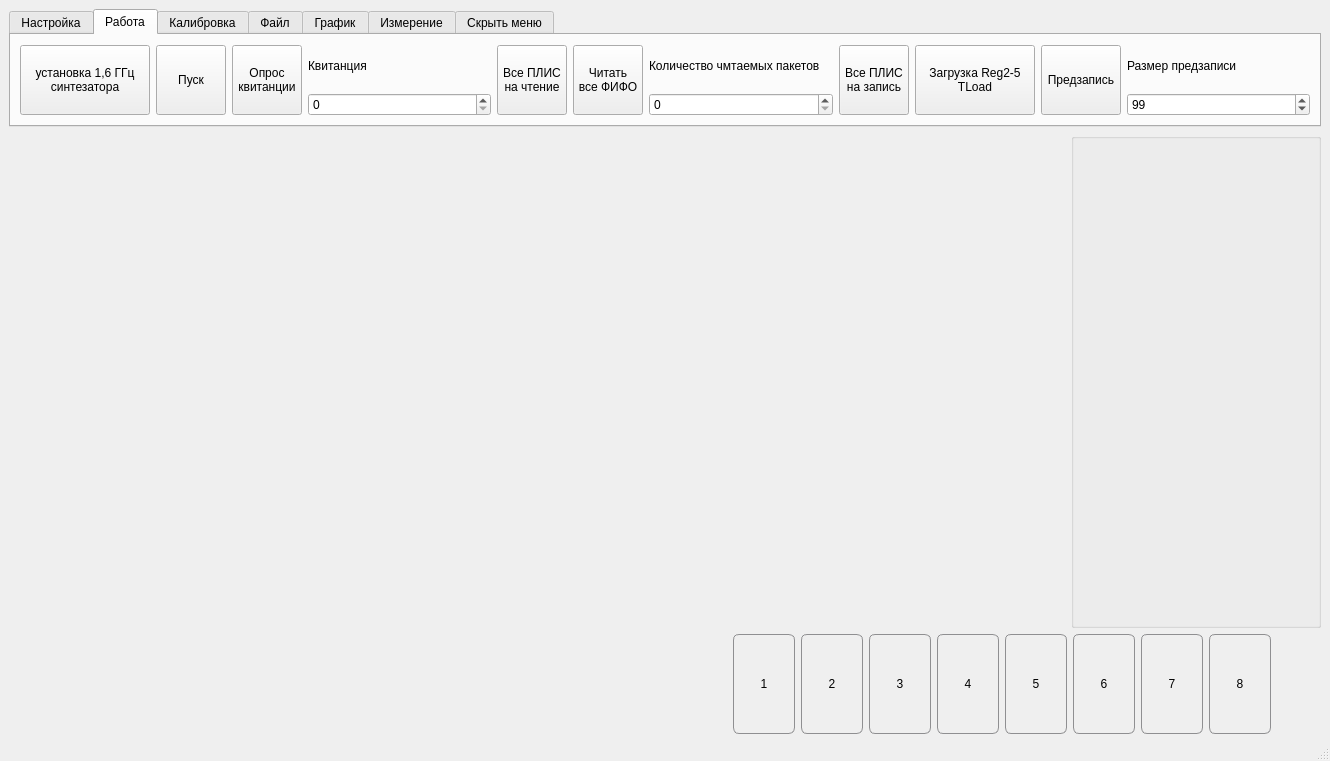
Old version of the form Qt/mainwindow.ui in the repository Ore111ek/Signal-registration-complex.
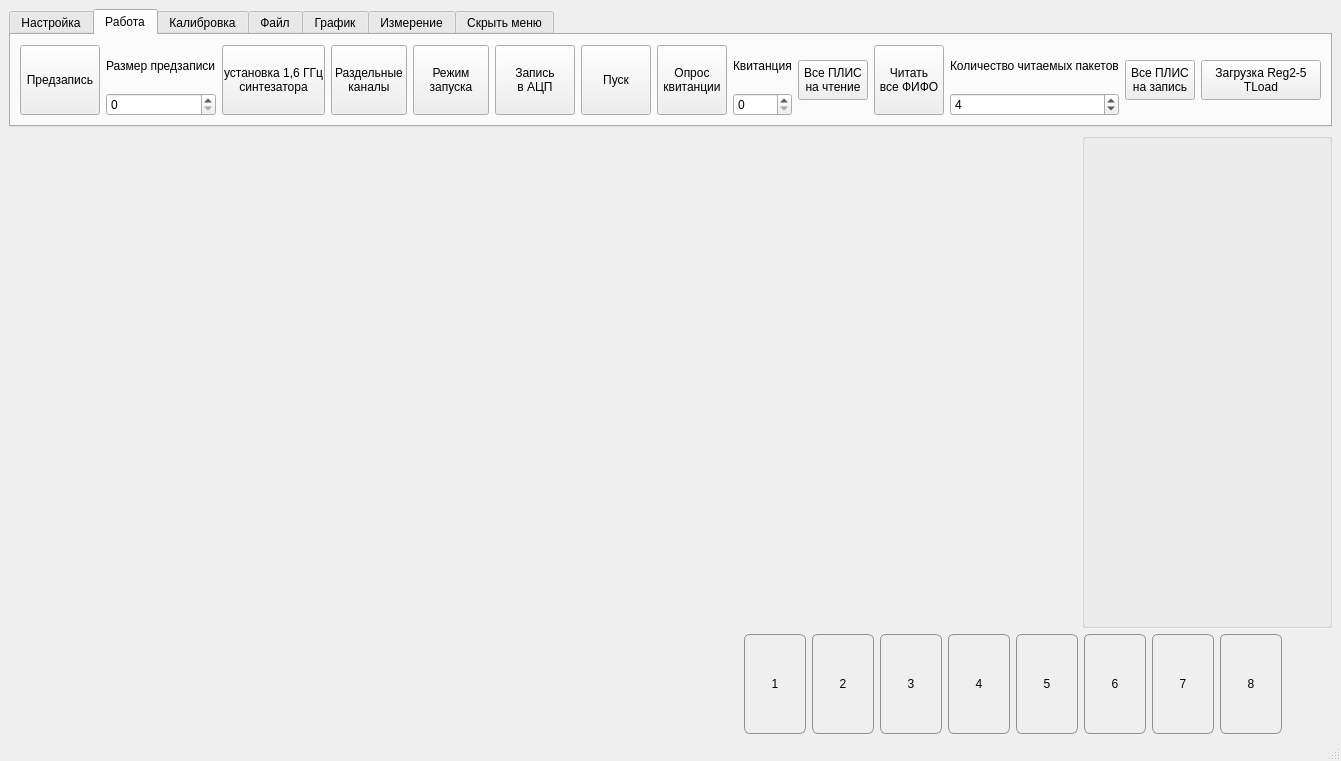
New version of the form. The open tabs and pages were chosen to show the change. Custom widgets are drawn as their Qt base class.

Commit message: FPGA reading added

The edit to the form file:
```diff
--- a/Qt/mainwindow.ui
+++ b/Qt/mainwindow.ui
@@ -6,7 +6,7 @@
    <rect>
     <x>0</x>
     <y>0</y>
-    <width>1330</width>
+    <width>1341</width>
     <height>761</height>
    </rect>
   </property>
@@ -156,6 +156,55 @@
         <string>Работа</string>
        </attribute>
        <layout class="QHBoxLayout" name="horizontalLayout_11">
+        <item>
+         <widget class="QPushButton" name="btn_start_reg_8">
+          <property name="sizePolicy">
+           <sizepolicy hsizetype="Fixed" vsizetype="Fixed">
+            <horstretch>0</horstretch>
+            <verstretch>0</verstretch>
+           </sizepolicy>
+          </property>
+          <property name="minimumSize">
+           <size>
+            <width>80</width>
+            <height>70</height>
+           </size>
+          </property>
+          <property name="maximumSize">
+           <size>
+            <width>70</width>
+            <height>70</height>
+           </size>
+          </property>
+          <property name="text">
+           <string>Предзапись</string>
+          </property>
+         </widget>
+        </item>
+        <item>
+         <layout class="QVBoxLayout" name="verticalLayout_4">
+          <item>
+           <widget class="QLabel" name="label_7">
+            <property name="text">
+             <string>Размер предзаписи</string>
+            </property>
+           </widget>
+          </item>
+          <item>
+           <widget class="QSpinBox" name="spinBox_4">
+            <property name="minimum">
+             <number>0</number>
+            </property>
+            <property name="maximum">
+             <number>65000</number>
+            </property>
+            <property name="value">
+             <number>0</number>
+            </property>
+           </widget>
+          </item>
+         </layout>
+        </item>
         <item>
          <widget class="QPushButton" name="btn_start_reg_2">
           <property name="sizePolicy">
@@ -182,6 +231,54 @@
           </property>
          </widget>
         </item>
+        <item>
+         <widget class="QPushButton" name="pushButton_2">
+          <property name="minimumSize">
+           <size>
+            <width>70</width>
+            <height>70</height>
+           </size>
+          </property>
+          <property name="maximumSize">
+           <size>
+            <width>80</width>
+            <height>16777215</height>
+           </size>
+          </property>
+          <property name="text">
+           <string>Раздельные
+каналы</string>
+          </property>
+         </widget>
+        </item>
+        <item>
+         <widget class="QPushButton" name="pushButton_3">
+          <property name="minimumSize">
+           <size>
+            <width>70</width>
+            <height>70</height>
+           </size>
+          </property>
+          <property name="text">
+           <string>Режим
+запуска</string>
+          </property>
+         </widget>
+        </item>
+        <item>
+         <widget class="QPushButton" name="pushButton_4">
+          <property name="minimumSize">
+           <size>
+            <width>0</width>
+            <height>70</height>
+           </size>
+          </property>
+          <property name="text">
+           <string>Запись
+в АЦП</string>
+          </property>
+         </widget>
+        </item>
         <item>
          <widget class="QPushButton" name="btn_start_reg">
           <property name="sizePolicy">
@@ -243,7 +340,11 @@
            </widget>
           </item>
           <item>
-           <widget class="QSpinBox" name="spinBox_2"/>
+           <widget class="QSpinBox" name="spinBox_2">
+            <property name="maximum">
+             <number>6500</number>
+            </property>
+           </widget>
           </item>
          </layout>
         </item>
@@ -258,13 +359,13 @@
           <property name="minimumSize">
            <size>
             <width>70</width>
-            <height>70</height>
+            <height>40</height>
            </size>
           </property>
           <property name="maximumSize">
            <size>
             <width>70</width>
-            <height>70</height>
+            <height>40</height>
            </size>
           </property>
           <property name="text">
@@ -304,12 +405,22 @@
           <item>
            <widget class="QLabel" name="label_6">
             <property name="text">
-             <string>Количество чмтаемых пакетов</string>
+             <string>Количество читаемых пакетов</string>
             </property>
            </widget>
           </item>
           <item>
-           <widget class="QSpinBox" name="spinBox_3"/>
+           <widget class="QSpinBox" name="spinBox_3">
+            <property name="minimum">
+             <number>1</number>
+            </property>
+            <property name="maximum">
+             <number>400</number>
+            </property>
+            <property name="value">
+             <number>4</number>
+            </property>
+           </widget>
           </item>
          </layout>
         </item>
@@ -324,13 +435,13 @@
           <property name="minimumSize">
            <size>
             <width>70</width>
-            <height>70</height>
+            <height>40</height>
            </size>
           </property>
           <property name="maximumSize">
            <size>
             <width>70</width>
-            <height>70</height>
+            <height>40</height>
            </size>
           </property>
           <property name="text">
@@ -350,13 +461,13 @@
           <property name="minimumSize">
            <size>
             <width>120</width>
-            <height>70</height>
+            <height>40</height>
            </size>
           </property>
           <property name="maximumSize">
            <size>
             <width>70</width>
-            <height>70</height>
+            <height>40</height>
            </size>
           </property>
           <property name="text">
@@ -365,55 +476,6 @@
           </property>
          </widget>
         </item>
-        <item>
-         <widget class="QPushButton" name="btn_start_reg_8">
-          <property name="sizePolicy">
-           <sizepolicy hsizetype="Fixed" vsizetype="Fixed">
-            <horstretch>0</horstretch>
-            <verstretch>0</verstretch>
-           </sizepolicy>
-          </property>
-          <property name="minimumSize">
-           <size>
-            <width>80</width>
-            <height>70</height>
-           </size>
-          </property>
-          <property name="maximumSize">
-           <size>
-            <width>70</width>
-            <height>70</height>
-           </size>
-          </property>
-          <property name="text">
-           <string>Предзапись</string>
-          </property>
-         </widget>
-        </item>
-        <item>
-         <layout class="QVBoxLayout" name="verticalLayout_4">
-          <item>
-           <widget class="QLabel" name="label_7">
-            <property name="text">
-             <string>Размер предзаписи</string>
-            </property>
-           </widget>
-          </item>
-          <item>
-           <widget class="QSpinBox" name="spinBox_4">
-            <property name="minimum">
-             <number>5</number>
-            </property>
-            <property name="maximum">
-             <number>65000</number>
-            </property>
-            <property name="value">
-             <number>99</number>
-            </property>
-           </widget>
-          </item>
-         </layout>
-        </item>
        </layout>
       </widget>
       <widget class="QWidget" name="tab_3">
```
Left out of the diff: 4 changed lines with no effect on the pictures. The commit also changes 2 other files.
